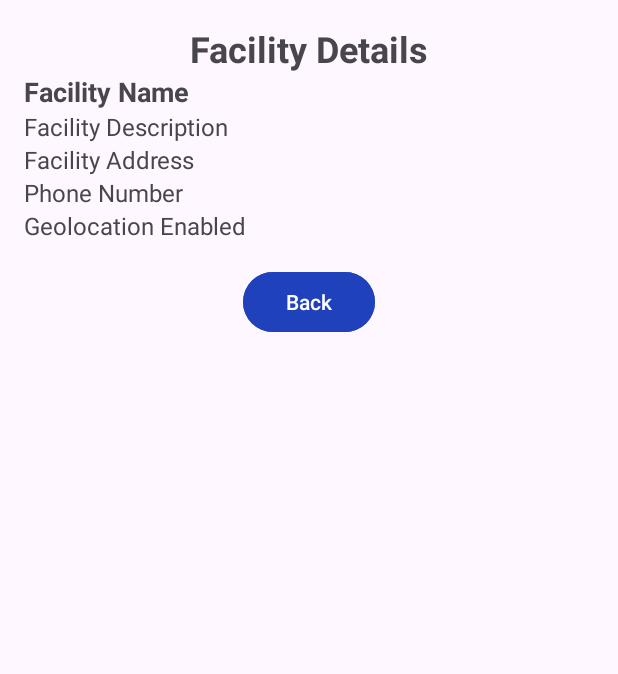
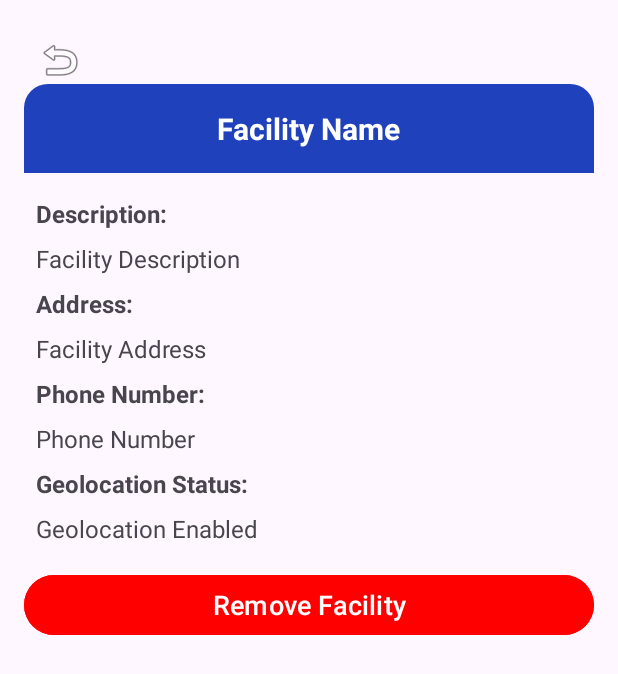
Before and after one commit to zahid2011/event-management-app, an Android app: the layout admin_facility_details.xml on its own in the app's theme, with its tools: preview values and no code run, on a phone screen of 412 x 824 dp. Shown: the top 674 px of the screen. Run offline under Robolectric (Android 15) with nearby library versions, the phone set to English and light mode, and no system bars.

Commit message:
US 03.07.01 completed Added functionality to remove facility

```diff
--- a/app/src/main/AndroidManifest.xml
+++ b/app/src/main/AndroidManifest.xml
@@ -67,6 +67,8 @@
         <activity android:name=".SendNotificationActivity" />
         <activity android:name=".ParticipantManagementActivity" />
         <activity android:name=".ChosenEntrantsActivity" />
+        <activity android:name=".AdminListFacilityAcitivity" />
+        <activity android:name=".AdminFacilityDetailsActivity" />
 
 
 
--- a/app/src/main/java/com/example/event_lottery/AdminDashboardActivity.java
+++ b/app/src/main/java/com/example/event_lottery/AdminDashboardActivity.java
@@ -73,7 +73,9 @@ public class AdminDashboardActivity extends AppCompatActivity {
         facilitiesButton.setOnClickListener(new View.OnClickListener() {
             @Override
             public void onClick(View v) {
-                Toast.makeText(AdminDashboardActivity.this, "Facilities - Coming Soon", Toast.LENGTH_SHORT).show();
+                // Navigate to AdminListFacilityActivity
+                Intent intent = new Intent(AdminDashboardActivity.this, AdminListFacilityAcitivity.class);
+                startActivity(intent);
             }
         });
 
--- a/app/src/main/java/com/example/event_lottery/EntrantUserWaitingListActivity.java
+++ b/app/src/main/java/com/example/event_lottery/EntrantUserWaitingListActivity.java
@@ -110,6 +110,11 @@ public class EntrantUserWaitingListActivity extends AppCompatActivity {
                     });
         }
     }
+    @Override
+    protected void onResume() {
+        super.onResume();
+        fetchEventsWithUserInWaitingList(); // Re-fetch the waiting list when the activity resumes
+    }
 
     private void updateEventList(List<Event> tempEventList) {
         eventsList.clear();
--- a/app/src/main/res/layout/admin_facility_details.xml
+++ b/app/src/main/res/layout/admin_facility_details.xml
@@ -9,32 +9,53 @@
         android:layout_width="match_parent"
         android:layout_height="wrap_content">
 
-        <!-- Header Title -->
-        <TextView
-            android:id="@+id/facility_details_header"
-            android:layout_width="0dp"
+        <!-- Back Button -->
+        <ImageButton
+            android:id="@+id/back_button"
+            android:layout_width="wrap_content"
             android:layout_height="wrap_content"
-            android:text="Facility Details"
-            android:textSize="24sp"
-            android:textStyle="bold"
+            android:src="@android:drawable/ic_menu_revert"
+            android:background="?attr/selectableItemBackgroundBorderless"
+            android:contentDescription="Back"
+            app:layout_constraintStart_toStartOf="parent"
+            app:layout_constraintTop_toTopOf="parent"
+            android:layout_margin="8dp" />
+
+        <!-- Event Header -->
+        <LinearLayout
+            android:id="@+id/header_container"
+            android:layout_width="match_parent"
+            android:layout_height="wrap_content"
+            android:background="@drawable/round_header_admin"
+            android:orientation="vertical"
+            android:padding="16dp"
             android:gravity="center"
             app:layout_constraintStart_toStartOf="parent"
             app:layout_constraintEnd_toEndOf="parent"
-            app:layout_constraintTop_toTopOf="parent"
-            android:layout_marginBottom="16dp" />
+            app:layout_constraintTop_toBottomOf="@id/back_button">
 
-        <!-- Facility Name -->
+            <TextView
+                android:id="@+id/facility_name"
+                android:layout_width="wrap_content"
+                android:layout_height="wrap_content"
+                android:text="Facility Name"
+                android:textColor="@android:color/white"
+                android:textSize="20sp"
+                android:textStyle="bold" />
+        </LinearLayout>
+
+        <!-- Facility Description Label -->
         <TextView
-            android:id="@+id/facility_name_details"
-            android:layout_width="0dp"
+            android:id="@+id/label_facility_description"
+            android:layout_width="wrap_content"
             android:layout_height="wrap_content"
-            android:text="Facility Name"
-            android:textSize="18sp"
+            android:text="Description:"
             android:textStyle="bold"
+            android:textSize="16sp"
             app:layout_constraintStart_toStartOf="parent"
-            app:layout_constraintTop_toBottomOf="@id/facility_details_header"
-            app:layout_constraintEnd_toEndOf="parent"
-            android:layout_marginBottom="8dp" />
+            app:layout_constraintTop_toBottomOf="@id/header_container"
+            android:layout_marginTop="16dp"
+            android:layout_marginStart="8dp" />
 
         <!-- Facility Description -->
         <TextView
@@ -44,9 +65,23 @@
             android:text="Facility Description"
             android:textSize="16sp"
             app:layout_constraintStart_toStartOf="parent"
-            app:layout_constraintTop_toBottomOf="@id/facility_name_details"
             app:layout_constraintEnd_toEndOf="parent"
-            android:layout_marginBottom="8dp" />
+            app:layout_constraintTop_toBottomOf="@id/label_facility_description"
+            android:layout_marginTop="8dp"
+            android:layout_marginHorizontal="8dp" />
+
+        <!-- Facility Address Label -->
+        <TextView
+            android:id="@+id/label_facility_address"
+            android:layout_width="wrap_content"
+            android:layout_height="wrap_content"
+            android:text="Address:"
+            android:textStyle="bold"
+            android:textSize="16sp"
+            app:layout_constraintStart_toStartOf="parent"
+            app:layout_constraintTop_toBottomOf="@id/facility_description"
+            android:layout_marginTop="8dp"
+            android:layout_marginStart="8dp" />
 
         <!-- Facility Address -->
         <TextView
@@ -56,9 +91,23 @@
             android:text="Facility Address"
             android:textSize="16sp"
             app:layout_constraintStart_toStartOf="parent"
-            app:layout_constraintTop_toBottomOf="@id/facility_description"
             app:layout_constraintEnd_toEndOf="parent"
-            android:layout_marginBottom="8dp" />
+            app:layout_constraintTop_toBottomOf="@id/label_facility_address"
+            android:layout_marginTop="8dp"
+            android:layout_marginHorizontal="8dp" />
+
+        <!-- Facility Phone Label -->
+        <TextView
+            android:id="@+id/label_facility_phone"
+            android:layout_width="wrap_content"
+            android:layout_height="wrap_content"
+            android:text="Phone Number:"
+            android:textStyle="bold"
+            android:textSize="16sp"
+            app:layout_constraintStart_toStartOf="parent"
+            app:layout_constraintTop_toBottomOf="@id/facility_address"
+            android:layout_marginTop="8dp"
+            android:layout_marginStart="8dp" />
 
         <!-- Facility Phone -->
         <TextView
@@ -68,9 +117,23 @@
             android:text="Phone Number"
             android:textSize="16sp"
             app:layout_constraintStart_toStartOf="parent"
-            app:layout_constraintTop_toBottomOf="@id/facility_address"
             app:layout_constraintEnd_toEndOf="parent"
-            android:layout_marginBottom="8dp" />
+            app:layout_constraintTop_toBottomOf="@id/label_facility_phone"
+            android:layout_marginTop="8dp"
+            android:layout_marginHorizontal="8dp" />
+
+        <!-- Geolocation Status Label -->
+        <TextView
+            android:id="@+id/label_geolocation_status"
+            android:layout_width="wrap_content"
+            android:layout_height="wrap_content"
+            android:text="Geolocation Status:"
+            android:textStyle="bold"
+            android:textSize="16sp"
+            app:layout_constraintStart_toStartOf="parent"
+            app:layout_constraintTop_toBottomOf="@id/facility_phone"
+            android:layout_marginTop="8dp"
+            android:layout_marginStart="8dp" />
 
         <!-- Geolocation Status -->
         <TextView
@@ -80,22 +143,24 @@
             android:text="Geolocation Enabled"
             android:textSize="16sp"
             app:layout_constraintStart_toStartOf="parent"
-            app:layout_constraintTop_toBottomOf="@id/facility_phone"
             app:layout_constraintEnd_toEndOf="parent"
-            android:layout_marginBottom="16dp" />
+            app:layout_constraintTop_toBottomOf="@id/label_geolocation_status"
+            android:layout_marginTop="8dp"
+            android:layout_marginHorizontal="8dp" />
 
-        <!-- Back Button -->
+        <!-- Remove Facility Button -->
         <Button
-            android:id="@+id/back_button"
-            android:layout_width="wrap_content"
+            android:id="@+id/remove_facility_button"
+            android:layout_width="0dp"
             android:layout_height="wrap_content"
-            android:text="Back"
-            android:backgroundTint="#1F41BB"
+            android:text="Remove Facility"
+            android:layout_marginTop="16dp"
+            android:backgroundTint="#FF0000"
             android:textColor="@android:color/white"
+            android:textSize="18sp"
             app:layout_constraintStart_toStartOf="parent"
             app:layout_constraintEnd_toEndOf="parent"
-            app:layout_constraintTop_toBottomOf="@id/geolocation_status"
-            android:layout_marginTop="16dp" />
+            app:layout_constraintTop_toBottomOf="@id/geolocation_status" />
 
     </androidx.constraintlayout.widget.ConstraintLayout>
 </ScrollView>
```
Also changed, not shown: app/src/main/java/com/example/event_lottery/AdminFacility.java (added, +78 -0 lines), app/src/main/java/com/example/event_lottery/AdminFacilityDetailsActivity.java (added, +105 -0 lines), app/src/main/java/com/example/event_lottery/AdminListFacilityAcitivity.java (added, +65 -0 lines), app/src/main/java/com/example/event_lottery/FacilityListAdapter.java (added, +51 -0 lines).
